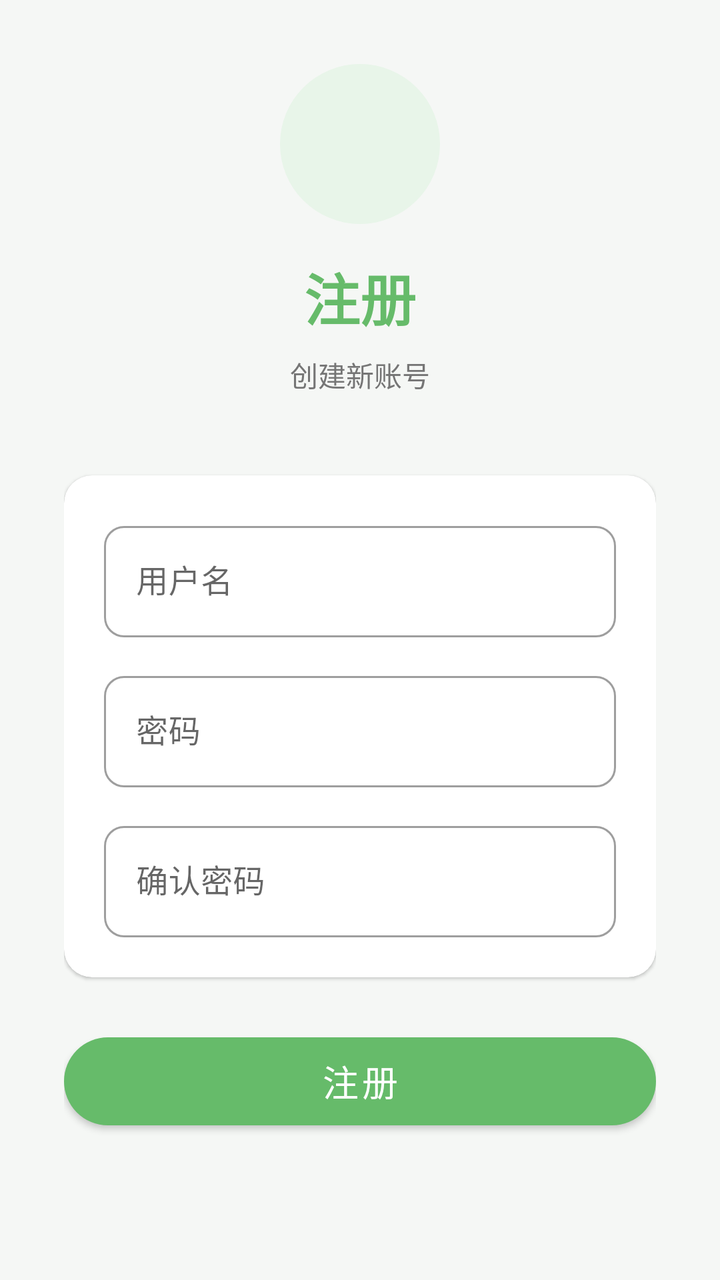
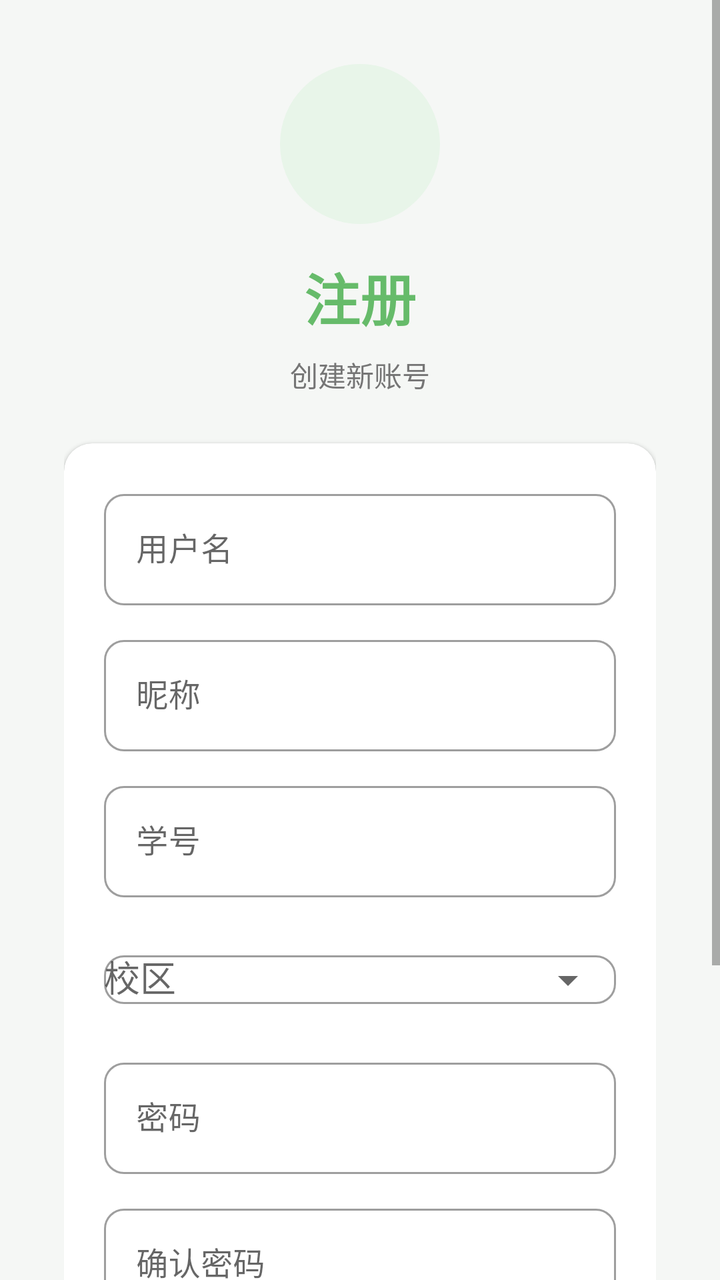

The first picture is an Android layout as it rendered before a commit; the second is the same layout after the commit. The layout source and the unified diff follow.
<!-- AndroidManifest.xml: application theme Theme.CampusLostFound -->
<!-- res/layout/activity_register.xml -->
<?xml version="1.0" encoding="utf-8"?>
<LinearLayout xmlns:android="http://schemas.android.com/apk/res/android"
    xmlns:app="http://schemas.android.com/apk/res-auto"
    android:layout_width="match_parent"
    android:layout_height="match_parent"
    android:orientation="vertical"
    android:gravity="center"
    android:padding="32dp"
    android:background="@color/gray_bg">

    <View
        android:layout_width="80dp"
        android:layout_height="80dp"
        android:background="@drawable/bg_app_icon" />

    <TextView
        android:layout_width="wrap_content"
        android:layout_height="wrap_content"
        android:text="@string/register"
        android:textSize="28sp"
        android:textColor="@color/primary"
        android:textStyle="bold"
        android:layout_marginTop="16dp"
        android:layout_marginBottom="8dp" />

    <TextView
        android:layout_width="wrap_content"
        android:layout_height="wrap_content"
        android:text="创建新账号"
        android:textSize="14sp"
        android:textColor="@color/text_secondary"
        android:layout_marginBottom="40dp" />

    <com.google.android.material.card.MaterialCardView
        android:layout_width="match_parent"
        android:layout_height="wrap_content"
        app:cardCornerRadius="14dp"
        app:cardElevation="1dp"
        app:cardBackgroundColor="@color/card_white"
        app:strokeWidth="0dp">

        <LinearLayout
            android:layout_width="match_parent"
            android:layout_height="wrap_content"
            android:orientation="vertical"
            android:padding="20dp">

            <com.google.android.material.textfield.TextInputLayout
                android:layout_width="match_parent"
                android:layout_height="wrap_content"
                android:layout_marginBottom="14dp"
                style="@style/Widget.MaterialComponents.TextInputLayout.OutlinedBox"
                app:boxCornerRadiusBottomEnd="10dp"
                app:boxCornerRadiusBottomStart="10dp"
                app:boxCornerRadiusTopEnd="10dp"
                app:boxCornerRadiusTopStart="10dp">

                <com.google.android.material.textfield.TextInputEditText
                    android:id="@+id/etUsername"
                    android:hint="@string/username"
                    android:inputType="text"
                    android:layout_width="match_parent"
                    android:layout_height="wrap_content" />
            </com.google.android.material.textfield.TextInputLayout>

            <com.google.android.material.textfield.TextInputLayout
                android:layout_width="match_parent"
                android:layout_height="wrap_content"
                android:layout_marginBottom="14dp"
                style="@style/Widget.MaterialComponents.TextInputLayout.OutlinedBox"
                app:boxCornerRadiusBottomEnd="10dp"
                app:boxCornerRadiusBottomStart="10dp"
                app:boxCornerRadiusTopEnd="10dp"
                app:boxCornerRadiusTopStart="10dp">

                <com.google.android.material.textfield.TextInputEditText
                    android:id="@+id/etPassword"
                    android:hint="@string/password"
                    android:inputType="textPassword"
                    android:layout_width="match_parent"
                    android:layout_height="wrap_content" />
            </com.google.android.material.textfield.TextInputLayout>

            <com.google.android.material.textfield.TextInputLayout
                android:layout_width="match_parent"
                android:layout_height="wrap_content"
                style="@style/Widget.MaterialComponents.TextInputLayout.OutlinedBox"
                app:boxCornerRadiusBottomEnd="10dp"
                app:boxCornerRadiusBottomStart="10dp"
                app:boxCornerRadiusTopEnd="10dp"
                app:boxCornerRadiusTopStart="10dp">

                <com.google.android.material.textfield.TextInputEditText
                    android:id="@+id/etConfirmPassword"
                    android:hint="@string/confirm_password"
                    android:inputType="textPassword"
                    android:layout_width="match_parent"
                    android:layout_height="wrap_content" />
            </com.google.android.material.textfield.TextInputLayout>

        </LinearLayout>
    </com.google.android.material.card.MaterialCardView>

    <com.google.android.material.button.MaterialButton
        android:id="@+id/btnRegister"
        android:layout_width="match_parent"
        android:layout_height="56dp"
        android:text="@string/register"
        android:textSize="18sp"
        android:layout_marginTop="24dp"
        app:cornerRadius="28dp" />

    <TextView
        android:id="@+id/tvGoLogin"
        android:layout_width="wrap_content"
        android:layout_height="wrap_content"
        android:text="@string/has_account"
        android:textColor="@color/primary"
        android:layout_marginTop="20dp"
        android:padding="8dp" />

</LinearLayout>
<!-- resources referenced by this layout -->
<resources>
  <color name="card_white">#FFFFFFFF</color>
  <color name="gray_bg">#FFF5F7F5</color>
  <color name="primary">#FF66BB6A</color>
  <color name="text_secondary">#FF757575</color>
  <!-- drawable bg_app_icon (drawable) -->
  <?xml version="1.0" encoding="utf-8"?>
  <shape xmlns:android="http://schemas.android.com/apk/res/android"
      android:shape="oval">
      <solid android:color="@color/primary_light" />
      <size android:width="80dp" android:height="80dp" />
  </shape>
  <string name="confirm_password">确认密码</string>
  <string name="has_account">已有账号？去登录</string>
  <string name="password">密码</string>
  <string name="register">注册</string>
  <string name="username">用户名</string>
  <style name="Theme.CampusLostFound" parent="Theme.MaterialComponents.Light.NoActionBar">
          <item name="colorPrimary">@color/primary</item>
          <item name="colorPrimaryDark">@color/primary_dark</item>
          <item name="colorAccent">@color/accent</item>
          <item name="android:statusBarColor">@color/primary_dark</item>
          <item name="android:navigationBarColor">@color/white</item>
          <item name="android:windowLightStatusBar">false</item>
          <item name="bottomNavigationStyle">@style/BottomNavStyle</item>
      </style>
  <color name="primary_light">#FFE8F5E9</color>
  <color name="primary_dark">#FF43A047</color>
  <color name="accent">#FF81C784</color>
  <color name="white">#FFFFFFFF</color>
  <style name="BottomNavStyle" parent="Widget.MaterialComponents.BottomNavigationView">
          <item name="android:background">@color/card_white</item>
          <item name="itemTextColor">@color/text_secondary</item>
          <item name="itemIconTint">@color/text_secondary</item>
      </style>
</resources>

<!-- the commit's change to res/layout/activity_register.xml (unified diff, before → after) -->
@@ -1,122 +1,186 @@
 <?xml version="1.0" encoding="utf-8"?>
-<LinearLayout xmlns:android="http://schemas.android.com/apk/res/android"
+<ScrollView xmlns:android="http://schemas.android.com/apk/res/android"
     xmlns:app="http://schemas.android.com/apk/res-auto"
     android:layout_width="match_parent"
     android:layout_height="match_parent"
-    android:orientation="vertical"
-    android:gravity="center"
-    android:padding="32dp"
-    android:background="@color/gray_bg">
+    android:background="@color/gray_bg"
+    android:fillViewport="true">
 
-    <View
-        android:layout_width="80dp"
-        android:layout_height="80dp"
-        android:background="@drawable/bg_app_icon" />
-
-    <TextView
-        android:layout_width="wrap_content"
-        android:layout_height="wrap_content"
-        android:text="@string/register"
-        android:textSize="28sp"
-        android:textColor="@color/primary"
-        android:textStyle="bold"
-        android:layout_marginTop="16dp"
-        android:layout_marginBottom="8dp" />
-
-    <TextView
-        android:layout_width="wrap_content"
-        android:layout_height="wrap_content"
-        android:text="创建新账号"
-        android:textSize="14sp"
-        android:textColor="@color/text_secondary"
-        android:layout_marginBottom="40dp" />
-
-    <com.google.android.material.card.MaterialCardView
+    <LinearLayout
         android:layout_width="match_parent"
         android:layout_height="wrap_content"
-        app:cardCornerRadius="14dp"
-        app:cardElevation="1dp"
-        app:cardBackgroundColor="@color/card_white"
-        app:strokeWidth="0dp">
+        android:orientation="vertical"
+        android:gravity="center"
+        android:padding="32dp">
 
-        <LinearLayout
+        <View
+            android:layout_width="80dp"
+            android:layout_height="80dp"
+            android:background="@drawable/bg_app_icon" />
+
+        <TextView
+            android:layout_width="wrap_content"
+            android:layout_height="wrap_content"
+            android:text="@string/register"
+            android:textSize="28sp"
+            android:textColor="@color/primary"
+            android:textStyle="bold"
+            android:layout_marginTop="16dp"
+            android:layout_marginBottom="8dp" />
+
+        <TextView
+            android:layout_width="wrap_content"
+            android:layout_height="wrap_content"
+            android:text="创建新账号"
+            android:textSize="14sp"
+            android:textColor="@color/text_secondary"
+            android:layout_marginBottom="24dp" />
+
+        <com.google.android.material.card.MaterialCardView
             android:layout_width="match_parent"
             android:layout_height="wrap_content"
-            android:orientation="vertical"
-            android:padding="20dp">
+            app:cardCornerRadius="14dp"
+            app:cardElevation="1dp"
+            app:cardBackgroundColor="@color/card_white"
+            app:strokeWidth="0dp">
 
-            <com.google.android.material.textfield.TextInputLayout
+            <LinearLayout
                 android:layout_width="match_parent"
                 android:layout_height="wrap_content"
-                android:layout_marginBottom="14dp"
-                style="@style/Widget.MaterialComponents.TextInputLayout.OutlinedBox"
-                app:boxCornerRadiusBottomEnd="10dp"
-                app:boxCornerRadiusBottomStart="10dp"
-                app:boxCornerRadiusTopEnd="10dp"
-                app:boxCornerRadiusTopStart="10dp">
+                android:orientation="vertical"
+                android:padding="20dp">
 
-                <com.google.android.material.textfield.TextInputEditText
-                    android:id="@+id/etUsername"
-                    android:hint="@string/username"
-                    android:inputType="text"
+                <com.google.android.material.textfield.TextInputLayout
                     android:layout_width="match_parent"
-                    android:layout_height="wrap_content" />
-            </com.google.android.material.textfield.TextInputLayout>
+                    android:layout_height="wrap_content"
+                    android:layout_marginBottom="12dp"
+                    style="@style/Widget.MaterialComponents.TextInputLayout.OutlinedBox"
+                    app:boxCornerRadiusBottomEnd="10dp"
+                    app:boxCornerRadiusBottomStart="10dp"
+                    app:boxCornerRadiusTopEnd="10dp"
+                    app:boxCornerRadiusTopStart="10dp">
 
-            <com.google.android.material.textfield.TextInputLayout
-                android:layout_width="match_parent"
-                android:layout_height="wrap_content"
-                android:layout_marginBottom="14dp"
-                style="@style/Widget.MaterialComponents.TextInputLayout.OutlinedBox"
-                app:boxCornerRadiusBottomEnd="10dp"
-                app:boxCornerRadiusBottomStart="10dp"
-                app:boxCornerRadiusTopEnd="10dp"
-                app:boxCornerRadiusTopStart="10dp">
+                    <com.google.android.material.textfield.TextInputEditText
+                        android:id="@+id/etUsername"
+                        android:hint="@string/username"
+                        android:inputType="text"
+                        android:layout_width="match_parent"
+                        android:layout_height="wrap_content" />
+                </com.google.android.material.textfield.TextInputLayout>
 
-                <com.google.android.material.textfield.TextInputEditText
-                    android:id="@+id/etPassword"
-                    android:hint="@string/password"
-                    android:inputType="textPassword"
+                <com.google.android.material.textfield.TextInputLayout
                     android:layout_width="match_parent"
-                    android:layout_height="wrap_content" />
-            </com.google.android.material.textfield.TextInputLayout>
+                    android:layout_height="wrap_content"
+                    android:layout_marginBottom="12dp"
+                    style="@style/Widget.MaterialComponents.TextInputLayout.OutlinedBox"
+                    app:boxCornerRadiusBottomEnd="10dp"
+                    app:boxCornerRadiusBottomStart="10dp"
+                    app:boxCornerRadiusTopEnd="10dp"
+                    app:boxCornerRadiusTopStart="10dp">
 
-            <com.google.android.material.textfield.TextInputLayout
-                android:layout_width="match_parent"
-                android:layout_height="wrap_content"
-                style="@style/Widget.MaterialComponents.TextInputLayout.OutlinedBox"
-                app:boxCornerRadiusBottomEnd="10dp"
-                app:boxCornerRadiusBottomStart="10dp"
-                app:boxCornerRadiusTopEnd="10dp"
-                app:boxCornerRadiusTopStart="10dp">
+                    <com.google.android.material.textfield.TextInputEditText
+                        android:id="@+id/etNickname"
+                        android:hint="@string/nickname"
+                        android:inputType="text"
+                        android:layout_width="match_parent"
+                        android:layout_height="wrap_content" />
+                </com.google.android.material.textfield.TextInputLayout>
 
-                <com.google.android.material.textfield.TextInputEditText
-                    android:id="@+id/etConfirmPassword"
-                    android:hint="@string/confirm_password"
-                    android:inputType="textPassword"
+                <com.google.android.material.textfield.TextInputLayout
                     android:layout_width="match_parent"
-                    android:layout_height="wrap_content" />
-            </com.google.android.material.textfield.TextInputLayout>
+                    android:layout_height="wrap_content"
+                    android:layout_marginBottom="12dp"
+                    style="@style/Widget.MaterialComponents.TextInputLayout.OutlinedBox"
+                    app:boxCornerRadiusBottomEnd="10dp"
+                    app:boxCornerRadiusBottomStart="10dp"
+                    app:boxCornerRadiusTopEnd="10dp"
+                    app:boxCornerRadiusTopStart="10dp">
 
-        </LinearLayout>
-    </com.google.android.material.card.MaterialCardView>
+                    <com.google.android.material.textfield.TextInputEditText
+                        android:id="@+id/etStudentId"
+                        android:hint="@string/student_id"
+                        android:inputType="number"
+                        android:layout_width="match_parent"
+                        android:layout_height="wrap_content" />
+                </com.google.android.material.textfield.TextInputLayout>
 
-    <com.google.android.material.button.MaterialButton
-        android:id="@+id/btnRegister"
-        android:layout_width="match_parent"
-        android:layout_height="56dp"
-        android:text="@string/register"
-        android:textSize="18sp"
-        android:layout_marginTop="24dp"
-        app:cornerRadius="28dp" />
+                <com.google.android.material.textfield.TextInputLayout
+                    android:layout_width="match_parent"
+                    android:layout_height="wrap_content"
+                    android:layout_marginBottom="12dp"
+                    style="@style/Widget.MaterialComponents.TextInputLayout.OutlinedBox"
+                    app:boxCornerRadiusBottomEnd="10dp"
+                    app:boxCornerRadiusBottomStart="10dp"
+                    app:boxCornerRadiusTopEnd="10dp"
+                    app:boxCornerRadiusTopStart="10dp"
+                    app:endIconMode="dropdown_menu">
 
-    <TextView
-        android:id="@+id/tvGoLogin"
-        android:layout_width="wrap_content"
-        android:layout_height="wrap_content"
-        android:text="@string/has_account"
-        android:textColor="@color/primary"
-        android:layout_marginTop="20dp"
-        android:padding="8dp" />
+                    <AutoCompleteTextView
+                        android:id="@+id/actvCampus"
+                        android:hint="@string/campus"
+                        android:inputType="none"
+                        android:focusable="false"
+                        android:clickable="true"
+                        android:layout_width="match_parent"
+                        android:layout_height="wrap_content"
+                        android:completionThreshold="0" />
+                </com.google.android.material.textfield.TextInputLayout>
 
-</LinearLayout>
+                <com.google.android.material.textfield.TextInputLayout
+                    android:layout_width="match_parent"
+                    android:layout_height="wrap_content"
+                    android:layout_marginBottom="12dp"
+                    style="@style/Widget.MaterialComponents.TextInputLayout.OutlinedBox"
+                    app:boxCornerRadiusBottomEnd="10dp"
+                    app:boxCornerRadiusBottomStart="10dp"
+                    app:boxCornerRadiusTopEnd="10dp"
+                    app:boxCornerRadiusTopStart="10dp">
+
+                    <com.google.android.material.textfield.TextInputEditText
+                        android:id="@+id/etPassword"
+                        android:hint="@string/password"
+                        android:inputType="textPassword"
+                        android:layout_width="match_parent"
+                        android:layout_height="wrap_content" />
+                </com.google.android.material.textfield.TextInputLayout>
+
+                <com.google.android.material.textfield.TextInputLayout
+                    android:layout_width="match_parent"
+                    android:layout_height="wrap_content"
+                    style="@style/Widget.MaterialComponents.TextInputLayout.OutlinedBox"
+                    app:boxCornerRadiusBottomEnd="10dp"
+                    app:boxCornerRadiusBottomStart="10dp"
+                    app:boxCornerRadiusTopEnd="10dp"
+                    app:boxCornerRadiusTopStart="10dp">
+
+                    <com.google.android.material.textfield.TextInputEditText
+                        android:id="@+id/etConfirmPassword"
+                        android:hint="@string/confirm_password"
+                        android:inputType="textPassword"
+                        android:layout_width="match_parent"
+                        android:layout_height="wrap_content" />
+                </com.google.android.material.textfield.TextInputLayout>
+
+            </LinearLayout>
+        </com.google.android.material.card.MaterialCardView>
+
+        <com.google.android.material.button.MaterialButton
+            android:id="@+id/btnRegister"
+            android:layout_width="match_parent"
+            android:layout_height="56dp"
+            android:text="@string/register"
+            android:textSize="18sp"
+            android:layout_marginTop="24dp"
+            app:cornerRadius="28dp" />
+
+        <TextView
+            android:id="@+id/tvGoLogin"
+            android:layout_width="wrap_content"
+            android:layout_height="wrap_content"
+            android:text="@string/has_account"
+            android:textColor="@color/primary"
+            android:layout_marginTop="20dp"
+            android:padding="8dp" />
+
+    </LinearLayout>
+</ScrollView>
<!-- resource entries referenced after the edit -->
@@ -11,10 +11,13 @@
       <solid android:color="@color/primary_light" />
       <size android:width="80dp" android:height="80dp" />
   </shape>
+  <string name="campus">校区</string>
   <string name="confirm_password">确认密码</string>
   <string name="has_account">已有账号？去登录</string>
+  <string name="nickname">昵称</string>
   <string name="password">密码</string>
   <string name="register">注册</string>
+  <string name="student_id">学号</string>
   <string name="username">用户名</string>
   <style name="Theme.CampusLostFound" parent="Theme.MaterialComponents.Light.NoActionBar">
           <item name="colorPrimary">@color/primary</item>
